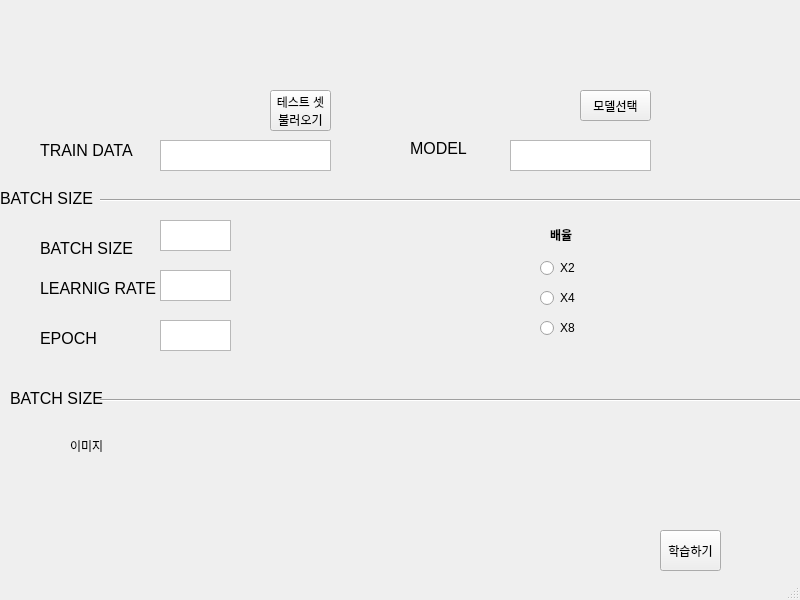
Old version of the form develop/pixby/ui/newSR.ui in the repository Lee-JiHyeon/PIXBY.
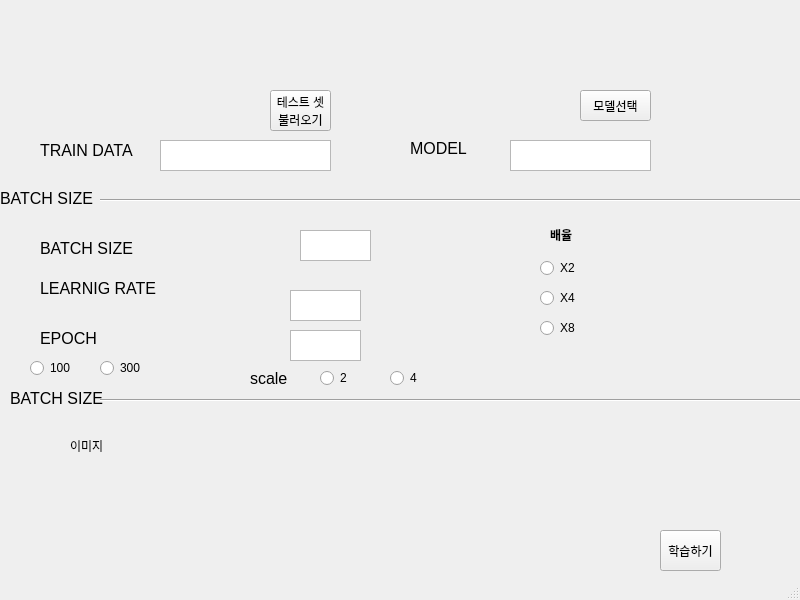
New version of the form.

```diff
--- a/develop/pixby/ui/newSR.ui
+++ b/develop/pixby/ui/newSR.ui
@@ -204,8 +204,8 @@
    <widget class="QTextEdit" name="textEdit_3">
     <property name="geometry">
      <rect>
-      <x>160</x>
-      <y>220</y>
+      <x>300</x>
+      <y>230</y>
       <width>71</width>
       <height>31</height>
      </rect>
@@ -262,8 +262,8 @@
    <widget class="QTextEdit" name="textEdit_15">
     <property name="geometry">
      <rect>
-      <x>160</x>
-      <y>270</y>
+      <x>290</x>
+      <y>290</y>
       <width>71</width>
       <height>31</height>
      </rect>
@@ -302,8 +302,8 @@
    <widget class="QTextEdit" name="textEdit_12">
     <property name="geometry">
      <rect>
-      <x>160</x>
-      <y>320</y>
+      <x>290</x>
+      <y>330</y>
       <width>71</width>
       <height>31</height>
      </rect>
@@ -409,6 +409,76 @@
      <string>BATCH SIZE</string>
     </property>
    </widget>
+   <widget class="QRadioButton" name="radioButton_3">
+    <property name="geometry">
+     <rect>
+      <x>30</x>
+      <y>360</y>
+      <width>90</width>
+      <height>16</height>
+     </rect>
+    </property>
+    <property name="text">
+     <string>100</string>
+    </property>
+   </widget>
+   <widget class="QRadioButton" name="radioButton_5">
+    <property name="geometry">
+     <rect>
+      <x>100</x>
+      <y>360</y>
+      <width>90</width>
+      <height>16</height>
+     </rect>
+    </property>
+    <property name="text">
+     <string>300</string>
+    </property>
+   </widget>
+   <widget class="QLabel" name="label_24">
+    <property name="geometry">
+     <rect>
+      <x>250</x>
+      <y>370</y>
+      <width>101</width>
+      <height>16</height>
+     </rect>
+    </property>
+    <property name="font">
+     <font>
+      <pointsize>12</pointsize>
+     </font>
+    </property>
+    <property name="text">
+     <string>scale</string>
+    </property>
+   </widget>
+   <widget class="QRadioButton" name="scale2button">
+    <property name="geometry">
+     <rect>
+      <x>320</x>
+      <y>370</y>
+      <width>90</width>
+      <height>16</height>
+     </rect>
+    </property>
+    <property name="text">
+     <string>2</string>
+    </property>
+   </widget>
+   <widget class="QRadioButton" name="scale4button">
+    <property name="geometry">
+     <rect>
+      <x>390</x>
+      <y>370</y>
+      <width>90</width>
+      <height>16</height>
+     </rect>
+    </property>
+    <property name="text">
+     <string>4</string>
+    </property>
+   </widget>
   </widget>
   <widget class="QStatusBar" name="statusbar"/>
  </widget>
```
Left out of the diff: 19 changed lines with no effect on the pictures.
